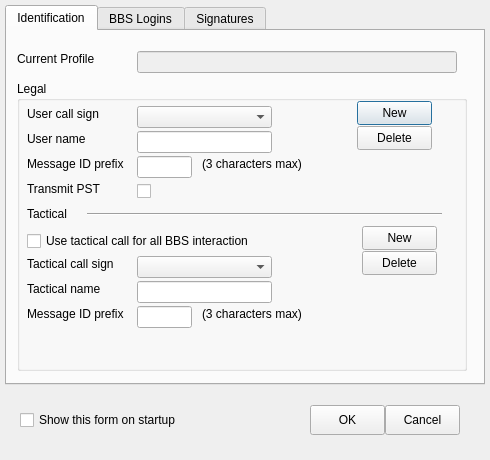
The window that stationiddialog.ui (jimmcguffin/PyOutpost) describes before a commit, drawn with Qt 5.
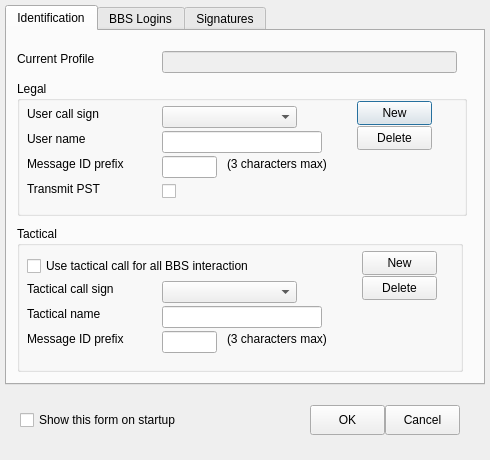
The same window after the commit.

Commit message: Adjusting UI to look better in other platorms

Patch:
```diff
--- a/stationiddialog.ui
+++ b/stationiddialog.ui
@@ -35,31 +35,18 @@
        <x>10</x>
        <y>50</y>
        <width>450</width>
-       <height>290</height>
+       <height>135</height>
       </rect>
      </property>
      <property name="title">
       <string>Legal</string>
      </property>
-     <widget class="Line" name="line">
-      <property name="geometry">
-       <rect>
-        <x>70</x>
-        <y>125</y>
-        <width>355</width>
-        <height>16</height>
-       </rect>
-      </property>
-      <property name="orientation">
-       <enum>Qt::Orientation::Horizontal</enum>
-      </property>
-     </widget>
      <widget class="QLabel" name="label">
       <property name="geometry">
        <rect>
         <x>10</x>
         <y>25</y>
-        <width>110</width>
+        <width>135</width>
         <height>16</height>
        </rect>
       </property>
@@ -72,7 +59,7 @@
        <rect>
         <x>10</x>
         <y>50</y>
-        <width>110</width>
+        <width>135</width>
         <height>16</height>
        </rect>
       </property>
@@ -85,7 +72,7 @@
        <rect>
         <x>10</x>
         <y>75</y>
-        <width>110</width>
+        <width>135</width>
         <height>16</height>
        </rect>
       </property>
@@ -96,9 +83,9 @@
      <widget class="QLabel" name="label_4">
       <property name="geometry">
        <rect>
-        <x>185</x>
+        <x>210</x>
         <y>75</y>
-        <width>160</width>
+        <width>135</width>
         <height>16</height>
        </rect>
       </property>
@@ -106,49 +93,10 @@
        <string>(3 characters max)</string>
       </property>
      </widget>
-     <widget class="QLabel" name="label_6">
-      <property name="geometry">
-       <rect>
-        <x>10</x>
-        <y>175</y>
-        <width>110</width>
-        <height>16</height>
-       </rect>
-      </property>
-      <property name="text">
-       <string>Tactical call sign</string>
-      </property>
-     </widget>
-     <widget class="QLabel" name="label_7">
-      <property name="geometry">
-       <rect>
-        <x>10</x>
-        <y>200</y>
-        <width>110</width>
-        <height>16</height>
-       </rect>
-      </property>
-      <property name="text">
-       <string>Tactical name</string>
-      </property>
-     </widget>
-     <widget class="QLabel" name="label_8">
-      <property name="geometry">
-       <rect>
-        <x>10</x>
-        <y>225</y>
-        <width>110</width>
-        <height>16</height>
-       </rect>
-      </property>
-      <property name="text">
-       <string>Message ID prefix</string>
-      </property>
-     </widget>
      <widget class="QComboBox" name="cUserCallSign">
       <property name="geometry">
        <rect>
-        <x>120</x>
+        <x>145</x>
         <y>25</y>
         <width>135</width>
         <height>22</height>
@@ -161,29 +109,9 @@
      <widget class="QLineEdit" name="cUserName">
       <property name="geometry">
        <rect>
-        <x>120</x>
+        <x>145</x>
         <y>50</y>
-        <width>135</width>
-        <height>22</height>
-       </rect>
-      </property>
-     </widget>
-     <widget class="QComboBox" name="cTacticalCallSign">
-      <property name="geometry">
-       <rect>
-        <x>120</x>
-        <y>175</y>
-        <width>135</width>
-        <height>22</height>
-       </rect>
-      </property>
-     </widget>
-     <widget class="QLineEdit" name="cTacticalName">
-      <property name="geometry">
-       <rect>
-        <x>120</x>
-        <y>200</y>
-        <width>135</width>
+        <width>160</width>
         <height>22</height>
        </rect>
       </property>
@@ -193,7 +121,7 @@
        <rect>
         <x>10</x>
         <y>100</y>
-        <width>110</width>
+        <width>135</width>
         <height>16</height>
        </rect>
       </property>
@@ -204,7 +132,7 @@
      <widget class="QLineEdit" name="cUserMessageIdPrefix">
       <property name="geometry">
        <rect>
-        <x>120</x>
+        <x>145</x>
         <y>75</y>
         <width>55</width>
         <height>22</height>
@@ -214,7 +142,7 @@
      <widget class="QCheckBox" name="checkBox">
       <property name="geometry">
        <rect>
-        <x>120</x>
+        <x>145</x>
         <y>100</y>
         <width>80</width>
         <height>20</height>
@@ -224,55 +152,6 @@
        <string/>
       </property>
      </widget>
-     <widget class="QCheckBox" name="cUseTactical">
-      <property name="geometry">
-       <rect>
-        <x>10</x>
-        <y>150</y>
-        <width>270</width>
-        <height>20</height>
-       </rect>
-      </property>
-      <property name="text">
-       <string>Use tactical call for all BBS interaction</string>
-      </property>
-     </widget>
-     <widget class="QLabel" name="label_5">
-      <property name="geometry">
-       <rect>
-        <x>185</x>
-        <y>225</y>
-        <width>160</width>
-        <height>16</height>
-       </rect>
-      </property>
-      <property name="text">
-       <string>(3 characters max)</string>
-      </property>
-     </widget>
-     <widget class="QLineEdit" name="cTacticalMessageIdPrefix">
-      <property name="geometry">
-       <rect>
-        <x>120</x>
-        <y>225</y>
-        <width>55</width>
-        <height>22</height>
-       </rect>
-      </property>
-     </widget>
-     <widget class="QLabel" name="label_9">
-      <property name="geometry">
-       <rect>
-        <x>10</x>
-        <y>125</y>
-        <width>49</width>
-        <height>16</height>
-       </rect>
-      </property>
-      <property name="text">
-       <string>Tactical</string>
-      </property>
-     </widget>
      <widget class="QPushButton" name="cNewUser">
       <property name="geometry">
        <rect>
@@ -299,32 +178,6 @@
        <string>Delete</string>
       </property>
      </widget>
-     <widget class="QPushButton" name="cDeleteTactical">
-      <property name="geometry">
-       <rect>
-        <x>345</x>
-        <y>170</y>
-        <width>75</width>
-        <height>24</height>
-       </rect>
-      </property>
-      <property name="text">
-       <string>Delete</string>
-      </property>
-     </widget>
-     <widget class="QPushButton" name="cNewTactical">
-      <property name="geometry">
-       <rect>
-        <x>345</x>
-        <y>145</y>
-        <width>75</width>
-        <height>24</height>
-       </rect>
-      </property>
-      <property name="text">
-       <string>New</string>
-      </property>
-     </widget>
     </widget>
     <widget class="QLineEdit" name="cCurrentProfile">
      <property name="enabled">
@@ -332,9 +185,9 @@
      </property>
      <property name="geometry">
       <rect>
-       <x>130</x>
+       <x>155</x>
        <y>20</y>
-       <width>320</width>
+       <width>295</width>
        <height>22</height>
       </rect>
      </property>
@@ -352,6 +205,140 @@
       <string>Current Profile</string>
      </property>
     </widget>
+    <widget class="QGroupBox" name="groupBox_2">
+     <property name="geometry">
+      <rect>
+       <x>10</x>
+       <y>195</y>
+       <width>446</width>
+       <height>146</height>
+      </rect>
+     </property>
+     <property name="title">
+      <string>Tactical</string>
+     </property>
+     <widget class="QLineEdit" name="cTacticalName">
+      <property name="geometry">
+       <rect>
+        <x>145</x>
+        <y>80</y>
+        <width>160</width>
+        <height>22</height>
+       </rect>
+      </property>
+     </widget>
+     <widget class="QPushButton" name="cNewTactical">
+      <property name="geometry">
+       <rect>
+        <x>345</x>
+        <y>25</y>
+        <width>75</width>
+        <height>24</height>
+       </rect>
+      </property>
+      <property name="text">
+       <string>New</string>
+      </property>
+     </widget>
+     <widget class="QComboBox" name="cTacticalCallSign">
+      <property name="geometry">
+       <rect>
+        <x>145</x>
+        <y>55</y>
+        <width>135</width>
+        <height>22</height>
+       </rect>
+      </property>
+     </widget>
+     <widget class="QLabel" name="label_5">
+      <property name="geometry">
+       <rect>
+        <x>210</x>
+        <y>105</y>
+        <width>135</width>
+        <height>16</height>
+       </rect>
+      </property>
+      <property name="text">
+       <string>(3 characters max)</string>
+      </property>
+     </widget>
+     <widget class="QLineEdit" name="cTacticalMessageIdPrefix">
+      <property name="geometry">
+       <rect>
+        <x>145</x>
+        <y>105</y>
+        <width>55</width>
+        <height>22</height>
+       </rect>
+      </property>
+     </widget>
+     <widget class="QLabel" name="label_8">
+      <property name="geometry">
+       <rect>
+        <x>10</x>
+        <y>105</y>
+        <width>135</width>
+        <height>16</height>
+       </rect>
+      </property>
+      <property name="text">
+       <string>Message ID prefix</string>
+      </property>
+     </widget>
+     <widget class="QLabel" name="label_7">
+      <property name="geometry">
+       <rect>
+        <x>10</x>
+        <y>80</y>
+        <width>135</width>
+        <height>16</height>
+       </rect>
+      </property>
+      <property name="text">
+       <string>Tactical name</string>
+      </property>
+     </widget>
+     <widget class="QLabel" name="label_6">
+      <property name="geometry">
+       <rect>
+        <x>10</x>
+        <y>55</y>
+        <width>135</width>
+        <height>16</height>
+       </rect>
+      </property>
+      <property name="text">
+       <string>Tactical call sign</string>
+      </property>
+     </widget>
+     <widget class="QPushButton" name="cDeleteTactical">
+      <property name="geometry">
+       <rect>
+        <x>345</x>
+        <y>50</y>
+        <width>75</width>
+        <height>24</height>
+       </rect>
+      </property>
+      <property name="text">
+       <string>Delete</string>
+      </property>
+     </widget>
+     <widget class="QCheckBox" name="cUseTactical">
+      <property name="geometry">
+       <rect>
+        <x>10</x>
+        <y>30</y>
+        <width>300</width>
+        <height>20</height>
+       </rect>
+      </property>
+      <property name="text">
+       <string>Use tactical call for all BBS interaction</string>
+      </property>
+     </widget>
+    </widget>
    </widget>
    <widget class="QWidget" name="tab_2">
     <attribute name="title">
@@ -395,7 +382,7 @@
     <rect>
      <x>20</x>
      <y>410</y>
-     <width>185</width>
+     <width>225</width>
      <height>20</height>
     </rect>
    </property>
```
The commit also changes 3 other files.
